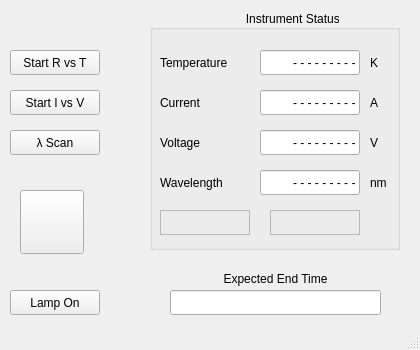
Before: the Qt Designer form mainwindow.ui in Qt-Widgets/conductivity, drawn with Qt 5.
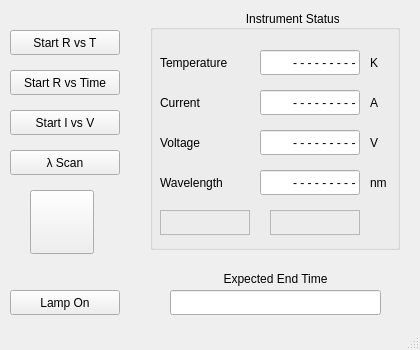
After: the same form once the commit is applied. Icons and pictures are not drawn.

Commit message: New R vs Time measurement added (to be checked)

Patch:
```diff
--- a/mainwindow.ui
+++ b/mainwindow.ui
@@ -22,8 +22,8 @@
     <property name="geometry">
      <rect>
       <x>10</x>
-      <y>50</y>
-      <width>90</width>
+      <y>30</y>
+      <width>110</width>
       <height>25</height>
      </rect>
     </property>
@@ -38,8 +38,8 @@
     <property name="geometry">
      <rect>
       <x>10</x>
-      <y>90</y>
-      <width>90</width>
+      <y>110</y>
+      <width>110</width>
       <height>25</height>
      </rect>
     </property>
@@ -318,7 +318,7 @@
      <rect>
       <x>10</x>
       <y>290</y>
-      <width>90</width>
+      <width>110</width>
       <height>25</height>
      </rect>
     </property>
@@ -330,8 +330,8 @@
     <property name="geometry">
      <rect>
       <x>10</x>
-      <y>130</y>
-      <width>90</width>
+      <y>150</y>
+      <width>110</width>
       <height>25</height>
      </rect>
     </property>
@@ -342,7 +342,7 @@
    <widget class="QPushButton" name="logoButton">
     <property name="geometry">
      <rect>
-      <x>20</x>
+      <x>30</x>
       <y>190</y>
       <width>64</width>
       <height>64</height>
@@ -362,6 +362,19 @@
      <bool>false</bool>
     </property>
    </widget>
+   <widget class="QPushButton" name="startRvsTimeButton">
+    <property name="geometry">
+     <rect>
+      <x>10</x>
+      <y>70</y>
+      <width>110</width>
+      <height>25</height>
+     </rect>
+    </property>
+    <property name="text">
+     <string>Start R vs Time</string>
+    </property>
+   </widget>
   </widget>
   <widget class="QStatusBar" name="statusBar"/>
  </widget>
```
The commit also changes 2 other files.
